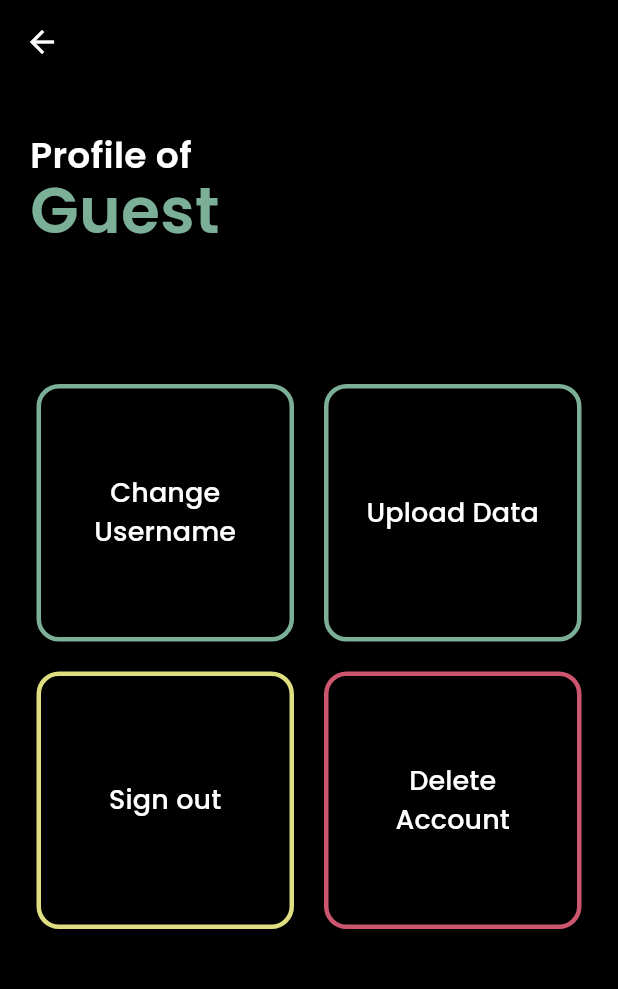
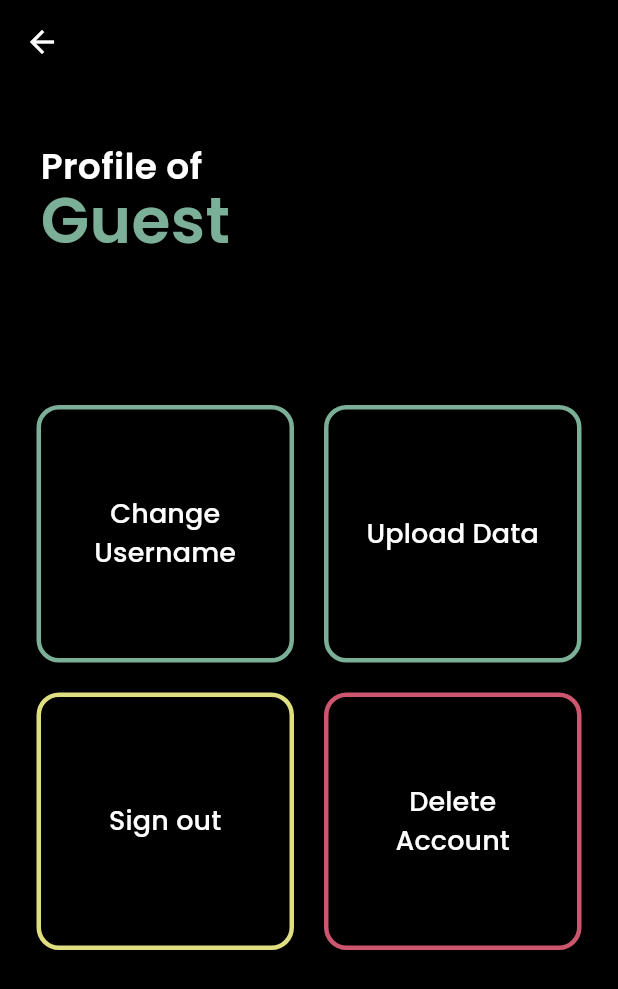
Before and after one commit to ashellz/habitt, a Flutter app: the ProfilePage screen opened directly, on a phone screen of 412 x 824 dp. Shown: the top 989 px of the screen. Run offline on Flutter 3.47's test engine with Material 3 defaults, Android fonts, the phone set to English and light mode, and no system bars; our stand-ins replace awesome_notifications, firebase_auth, firebase_core, firebase_storage, flutter_slidable, fluttertoast and 3 more; missing offline and left inert: disable_battery_optimization, icons_flutter, restart_app, workmanager; accounts and stored records are empty; network calls fail.

Commit message:
Update
- Improved responsiveness
- Trying to get notifications to work

```diff
--- a/lib/pages/auth/login_page.dart
+++ b/lib/pages/auth/login_page.dart
@@ -1,5 +1,4 @@
 import 'package:flutter/material.dart';
-import 'package:flutter/widgets.dart';
 import 'package:habit_tracker/pages/auth/loading_page.dart';
 import 'package:habit_tracker/pages/auth/signup_page.dart';
 import 'package:habit_tracker/pages/new_home_page.dart';
@@ -200,6 +199,7 @@ class LoginPage extends StatelessWidget {
                       ),
                     ),
                   );
+                  stringBox.put("username", "Guest");
                   newAccountDownloadData(context);
                 },
                 child: const Text(
--- a/lib/pages/auth/signup_page.dart
+++ b/lib/pages/auth/signup_page.dart
@@ -246,6 +246,7 @@ class SignupPage extends StatelessWidget {
                       ),
                     ),
                   );
+                  stringBox.put("username", "Guest");
                   newAccountDownloadData(context);
                 },
                 child: const Text(
--- a/lib/pages/menu/profile_page.dart
+++ b/lib/pages/menu/profile_page.dart
@@ -64,7 +64,9 @@ class _ProfilePageState extends State<ProfilePage> {
         body: ListView(
           padding: const EdgeInsets.only(left: 20, top: 30, right: 20),
           children: [
-            Column(
+            Padding(
+              padding: textPadding(context),
+              child: Column(
                 crossAxisAlignment: CrossAxisAlignment.start,
                 children: [
                   const Text(
@@ -86,26 +88,27 @@ class _ProfilePageState extends State<ProfilePage> {
                       ),
                     ),
                   ),
+                  Transform.translate(
+                      offset: const Offset(0, -15),
+                      child: Text(userEmail,
+                          style: const TextStyle(fontSize: 18))),
+                  const SizedBox(
+                    height: 50,
+                  ),
                 ],
               ),
-            Transform.translate(
-                offset: const Offset(0, -15),
-                child: Text(userEmail, style: const TextStyle(fontSize: 18))),
-            const SizedBox(
-              height: 50,
             ),
 
             // change username
 
             Wrap(
                 alignment: WrapAlignment.center,
-                spacing: 20,
-                runSpacing: 20,
+                spacing: wrapSpacing(context),
+                runSpacing: wrapSpacing(context),
                 children: [
                   OutlinedButton(
                     style: OutlinedButton.styleFrom(
-                      fixedSize: Size(MediaQuery.of(context).size.width / 2.4,
-                          MediaQuery.of(context).size.width / 2.4),
+                      fixedSize: buttonSize(context),
                       foregroundColor: Colors.white,
                       side: BorderSide(color: theLightGreen, width: 3),
                       shape: const RoundedRectangleBorder(
@@ -120,11 +123,11 @@ class _ProfilePageState extends State<ProfilePage> {
                           return editProfileDialog(
                               context, "Change username", updateUsername);
                         }),
-                    child: const Text(
+                    child: Text(
                         textAlign: TextAlign.center,
                         "Change Username",
                         style: TextStyle(
-                          fontSize: 18,
+                          fontSize: fontSize(context),
                         )),
                   ),
 
@@ -132,8 +135,7 @@ class _ProfilePageState extends State<ProfilePage> {
 
                   OutlinedButton(
                     style: OutlinedButton.styleFrom(
-                      fixedSize: Size(MediaQuery.of(context).size.width / 2.4,
-                          MediaQuery.of(context).size.width / 2.4),
+                      fixedSize: buttonSize(context),
                       disabledForegroundColor: Colors.grey,
                       foregroundColor: Colors.white,
                       side: BorderSide(color: theLightGreen, width: 3),
@@ -148,19 +150,18 @@ class _ProfilePageState extends State<ProfilePage> {
                             backupHiveBoxesToFirebase(userId).whenComplete(() =>
                                 setState(() => uploadButtonEnabled = true));
                           },
-                    child: const Text(
+                    child: Text(
                         textAlign: TextAlign.center,
                         "Upload Data",
                         style: TextStyle(
-                          fontSize: 18,
+                          fontSize: fontSize(context),
                         )),
                   ),
 
                   //sign out
                   OutlinedButton(
                     style: OutlinedButton.styleFrom(
-                      fixedSize: Size(MediaQuery.of(context).size.width / 2.4,
-                          MediaQuery.of(context).size.width / 2.4),
+                      fixedSize: buttonSize(context),
                       foregroundColor: Colors.white,
                       side: BorderSide(color: theYellowColor, width: 3),
                       shape: const RoundedRectangleBorder(
@@ -170,11 +171,11 @@ class _ProfilePageState extends State<ProfilePage> {
                     onPressed: () => showDialog(
                         context: context,
                         builder: (context) => confirmSignOut(context)),
-                    child: const Text(
+                    child: Text(
                         textAlign: TextAlign.center,
                         "Sign out",
                         style: TextStyle(
-                          fontSize: 18,
+                          fontSize: fontSize(context),
                         )),
                   ),
 
@@ -182,8 +183,7 @@ class _ProfilePageState extends State<ProfilePage> {
 
                   OutlinedButton(
                     style: OutlinedButton.styleFrom(
-                      fixedSize: Size(MediaQuery.of(context).size.width / 2.4,
-                          MediaQuery.of(context).size.width / 2.4),
+                      fixedSize: buttonSize(context),
                       foregroundColor: Colors.white,
                       side: BorderSide(color: theRedColor, width: 3),
                       shape: const RoundedRectangleBorder(
@@ -196,11 +196,11 @@ class _ProfilePageState extends State<ProfilePage> {
                               builder: (context) => confirmDeleteAccount())
                           .whenComplete(() => confirmAgain = false);
                     },
-                    child: const Text(
+                    child: Text(
                         textAlign: TextAlign.center,
                         "Delete Account",
                         style: TextStyle(
-                          fontSize: 18,
+                          fontSize: fontSize(context),
                         )),
                   ),
                 ]),
@@ -209,4 +209,42 @@ class _ProfilePageState extends State<ProfilePage> {
       );
     }
   }
+
+  Size buttonSize(BuildContext context) {
+    if (MediaQuery.of(context).size.width < 360) {
+      return Size(MediaQuery.of(context).size.width / 2.6,
+          MediaQuery.of(context).size.width / 2.6);
+    } else {
+      return Size(MediaQuery.of(context).size.width / 2.4,
+          MediaQuery.of(context).size.width / 2.4);
     }
+  }
+}
+
+double fontSize(BuildContext context) {
+  if (MediaQuery.of(context).size.width < 360) {
+    return 14;
+  } else {
+    return 18;
+  }
+}
+
+double wrapSpacing(context) {
+  if (MediaQuery.of(context).size.width > 600) {
+    return 50;
+  } else {
+    return 20;
+  }
+}
+
+EdgeInsetsGeometry textPadding(context) {
+  if (MediaQuery.of(context).size.width < 400) {
+    return const EdgeInsets.all(6);
+  } else if (MediaQuery.of(context).size.width < 600) {
+    return const EdgeInsets.all(7);
+  } else if (MediaQuery.of(context).size.width < 800) {
+    return const EdgeInsets.all(20);
+  } else {
+    return const EdgeInsets.all(40);
+  }
+}
--- a/lib/util/functions/fillKeys.dart
+++ b/lib/util/functions/fillKeys.dart
@@ -39,6 +39,9 @@ Future<void> fillKeys() async {
   if (!boolBox.containsKey('hasNotificationAccess')) {
     boolBox.put('hasNotificationAccess', false);
   }
+  if (!boolBox.containsKey('disabledBatteryOptimization')) {
+    boolBox.put('disabledBatteryOptimization', false);
+  }
 
   if (boolBox.get("isGuest") == null) {
     boolBox.put("isGuest", false);
--- a/pubspec.yaml
+++ b/pubspec.yaml
@@ -50,6 +50,7 @@ dependencies:
   firebase_storage: ^12.1.0
   path_provider: ^2.1.3
   restart_app: ^1.2.1
+  disable_battery_optimization: ^1.1.1
 
 dev_dependencies:
   flutter_test:
```
Also changed, not shown: lib/main.dart (+63 -8 lines), lib/pages/menu/changelog_page.dart (+20 -0 lines), lib/pages/menu/settings_page.dart (+37 -6 lines), lib/util/objects/new_habit_tile.dart (+6 -2 lines), pubspec.lock. Lines whose indentation alone changed are shown as unchanged.
